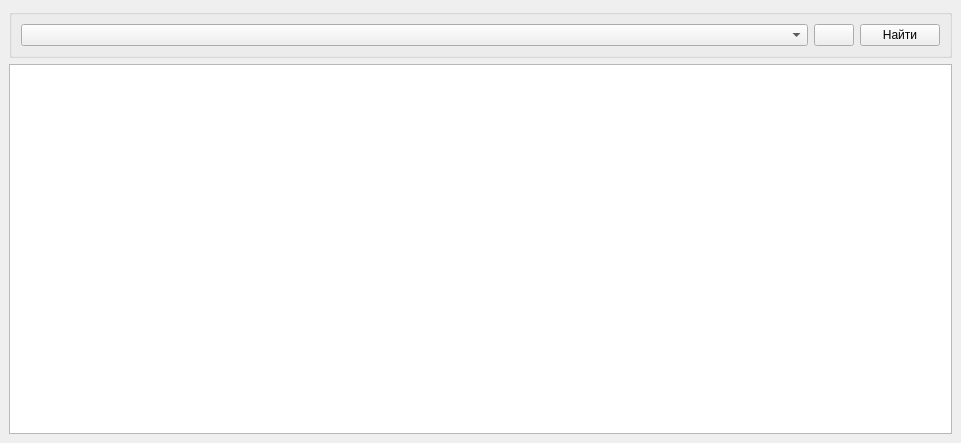
Qt form data_searcher_dockwidget_base.ui (johnzet39/QGIS-plugin-DataSearcher) before a commit.
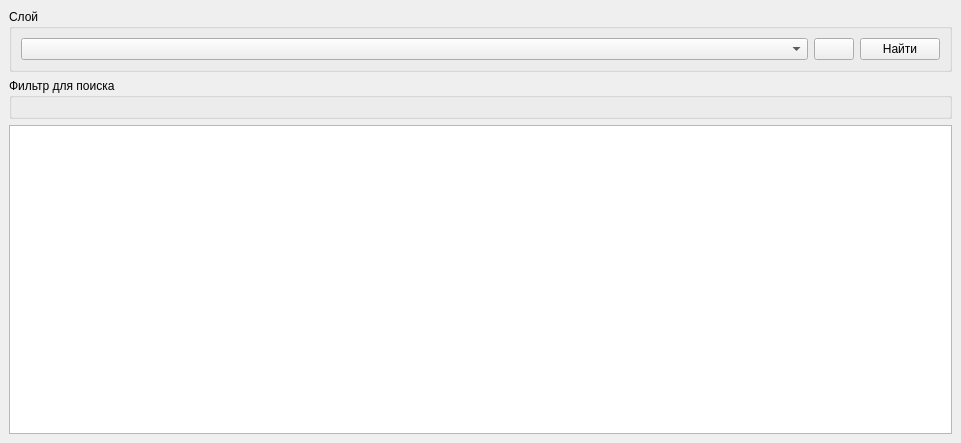
The same form after that commit. Icons and pictures are not drawn. Custom widgets are drawn as their Qt base class.

Commit message: Insert data to table. Open form for selected row.

What changed in the file:
```diff
--- a/data_searcher_dockwidget_base.ui
+++ b/data_searcher_dockwidget_base.ui
@@ -14,11 +14,11 @@
    <string>Data Searcher</string>
   </property>
   <widget class="QWidget" name="dockWidgetContents">
-   <layout class="QVBoxLayout" name="verticalLayout">
+   <layout class="QVBoxLayout" name="verticalLayout_2">
     <item>
      <widget class="QGroupBox" name="groupBox">
       <property name="title">
-       <string/>
+       <string>Слой</string>
       </property>
       <layout class="QHBoxLayout" name="horizontalLayout">
        <item>
@@ -65,10 +65,35 @@
      </widget>
     </item>
     <item>
-     <layout class="QGridLayout" name="fieldsLayout"/>
+     <widget class="QGroupBox" name="fieldsGroupBox">
+      <property name="title">
+       <string>Фильтр для поиска</string>
+      </property>
+      <layout class="QVBoxLayout" name="verticalLayout">
+       <item>
+        <layout class="QGridLayout" name="fieldsLayout"/>
+       </item>
+      </layout>
+     </widget>
     </item>
     <item>
-     <widget class="QTableWidget" name="tableResult"/>
+     <widget class="QTableWidget" name="tableResult">
+      <property name="editTriggers">
+       <set>QAbstractItemView::NoEditTriggers</set>
+      </property>
+      <property name="selectionMode">
+       <enum>QAbstractItemView::SingleSelection</enum>
+      </property>
+      <property name="selectionBehavior">
+       <enum>QAbstractItemView::SelectRows</enum>
+      </property>
+      <property name="sortingEnabled">
+       <bool>true</bool>
+      </property>
+      <attribute name="horizontalHeaderStretchLastSection">
+       <bool>true</bool>
+      </attribute>
+     </widget>
     </item>
    </layout>
   </widget>
```
The commit also changes 2 other files.
